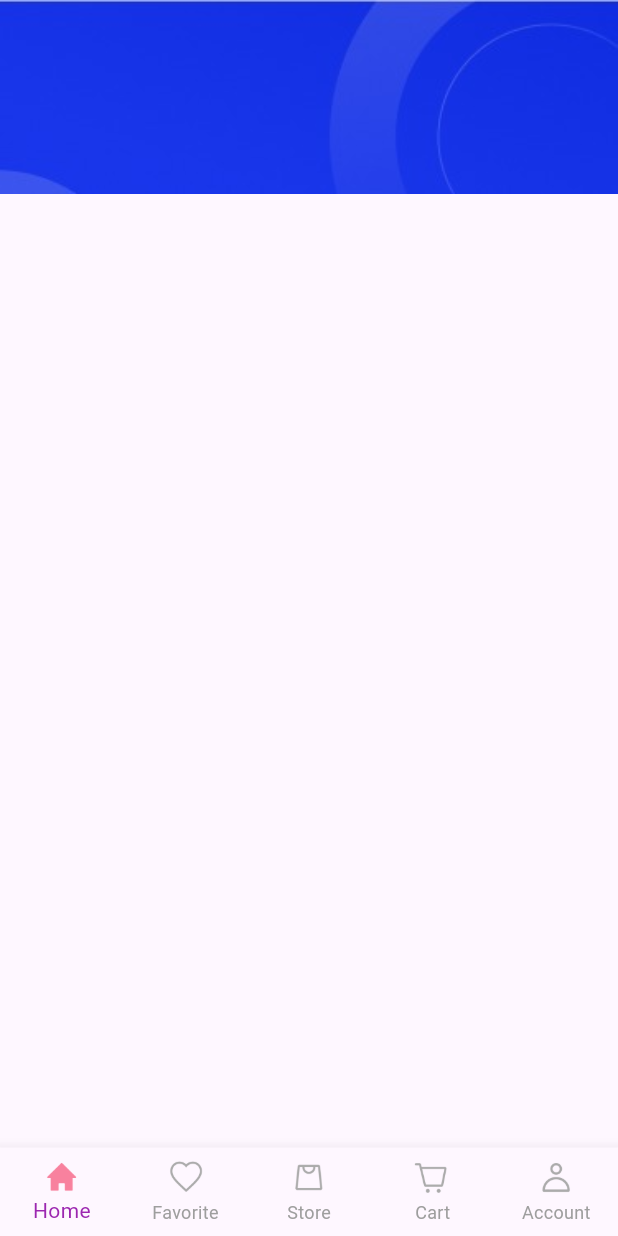
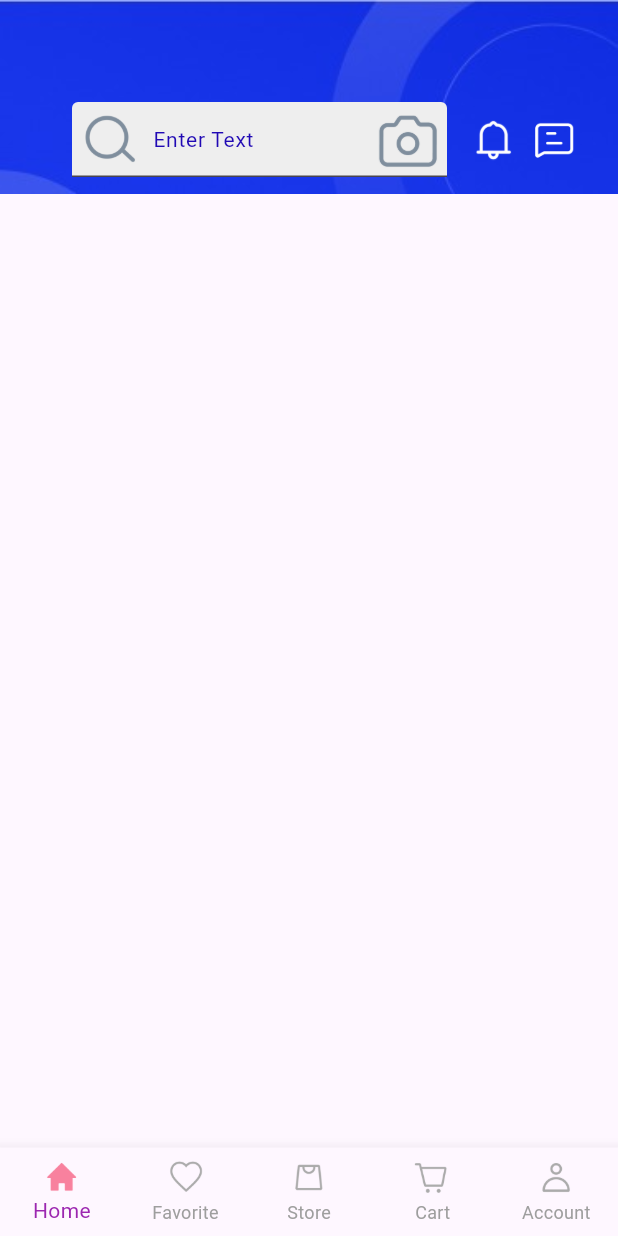
Before and after one commit to Saiful-Bahri-95/Store_App, a Flutter app: the screen it shows after launch, on a phone screen of 412 x 824 dp. Run offline on Flutter 3.47's test engine with Material 3 defaults, Android fonts, the phone set to English and light mode, and no system bars; our stand-ins replace google_fonts.

Commit message:
add header widget finish

```diff
--- a/lib/views/screens/nav_screens/widgets/header_widget.dart
+++ b/lib/views/screens/nav_screens/widgets/header_widget.dart
@@ -5,7 +5,7 @@ class HeaderWidget extends StatelessWidget {
 
   @override
   Widget build(BuildContext context) {
-    return Container(
+    return SizedBox(
       width: MediaQuery.of(context).size.width,
       height: MediaQuery.of(context).size.height * 0.20,
       child: Stack(
@@ -15,6 +15,73 @@ class HeaderWidget extends StatelessWidget {
             width: MediaQuery.of(context).size.width,
             fit: BoxFit.cover,
           ),
+          Positioned(
+            left: 48,
+            top: 68,
+            child: SizedBox(
+              width: 250,
+              height: 50,
+              child: TextField(
+                decoration: InputDecoration(
+                  hintText: 'Enter Text',
+                  hintStyle: TextStyle(
+                    fontSize: 14,
+                    color: const Color.fromARGB(255, 32, 9, 180),
+                  ),
+                  contentPadding: EdgeInsets.symmetric(
+                    horizontal: 12,
+                    vertical: 16,
+                  ),
+                  prefixIcon: Image.asset('assets/icons/searc1.png'),
+                  suffixIcon: Image.asset('assets/icons/cam.png'),
+                  fillColor: Colors.grey.shade200,
+                  filled: true,
+                  focusColor: Colors.black,
+                ),
+              ),
+            ),
+          ),
+          Positioned(
+            left: 311,
+            top: 78,
+            child: Material(
+              type: MaterialType.transparency,
+              child: InkWell(
+                onTap: () {},
+                overlayColor: WidgetStatePropertyAll(
+                  const Color.fromARGB(255, 7, 84, 179),
+                ),
+                child: Ink(
+                  width: 31,
+                  height: 31,
+                  decoration: BoxDecoration(
+                    image: DecorationImage(
+                      image: AssetImage('assets/icons/bell.png'),
+                    ),
+                  ),
+                ),
+              ),
+            ),
+          ),
+          Positioned(
+            left: 354,
+            top: 78,
+            child: Material(
+              type: MaterialType.transparency,
+              child: InkWell(
+                onTap: () {},
+                child: Ink(
+                  width: 31,
+                  height: 31,
+                  decoration: BoxDecoration(
+                    image: DecorationImage(
+                      image: AssetImage('assets/icons/message.png'),
+                    ),
+                  ),
+                ),
+              ),
+            ),
+          ),
         ],
       ),
     );
```
